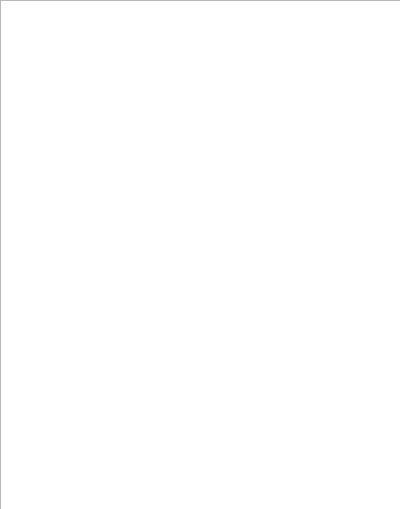
First picture: the form in menu.ui, repository axwl03/2018-pd2-Project3, before the edit.
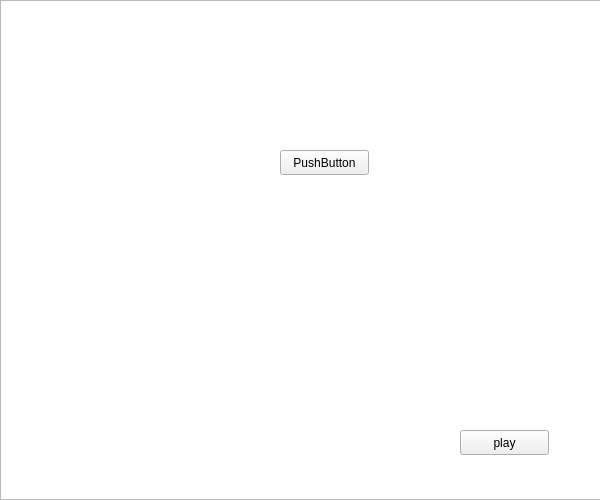
Second picture: the form after the edit.

Commit message: add health bar; add human class as base class

Patch:
```diff
--- a/menu.ui
+++ b/menu.ui
@@ -6,8 +6,8 @@
    <rect>
     <x>0</x>
     <y>0</y>
-    <width>400</width>
-    <height>509</height>
+    <width>600</width>
+    <height>500</height>
    </rect>
   </property>
   <property name="windowTitle">
@@ -19,9 +19,41 @@
      <rect>
       <x>0</x>
       <y>0</y>
-      <width>401</width>
-      <height>511</height>
+      <width>601</width>
+      <height>500</height>
      </rect>
+    </property>
+    <property name="verticalScrollBarPolicy">
+     <enum>Qt::ScrollBarAlwaysOff</enum>
+    </property>
+    <property name="horizontalScrollBarPolicy">
+     <enum>Qt::ScrollBarAlwaysOff</enum>
+    </property>
+   </widget>
+   <widget class="QPushButton" name="pushButton_2">
+    <property name="geometry">
+     <rect>
+      <x>280</x>
+      <y>150</y>
+      <width>89</width>
+      <height>25</height>
+     </rect>
+    </property>
+    <property name="text">
+     <string>PushButton</string>
+    </property>
+   </widget>
+   <widget class="QPushButton" name="pushButton">
+    <property name="geometry">
+     <rect>
+      <x>460</x>
+      <y>430</y>
+      <width>89</width>
+      <height>25</height>
+     </rect>
+    </property>
+    <property name="text">
+     <string>play</string>
     </property>
    </widget>
   </widget>
```
The commit also changes 14 other files.
